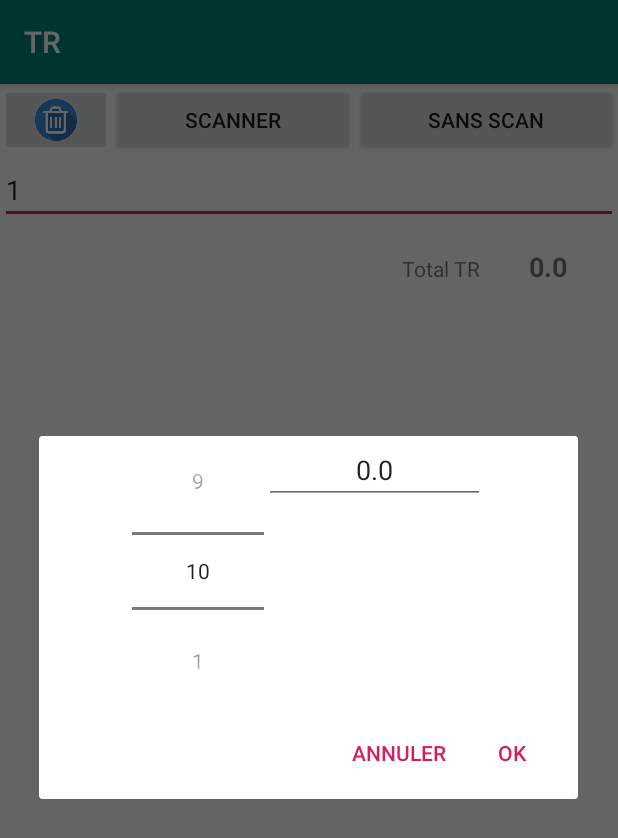
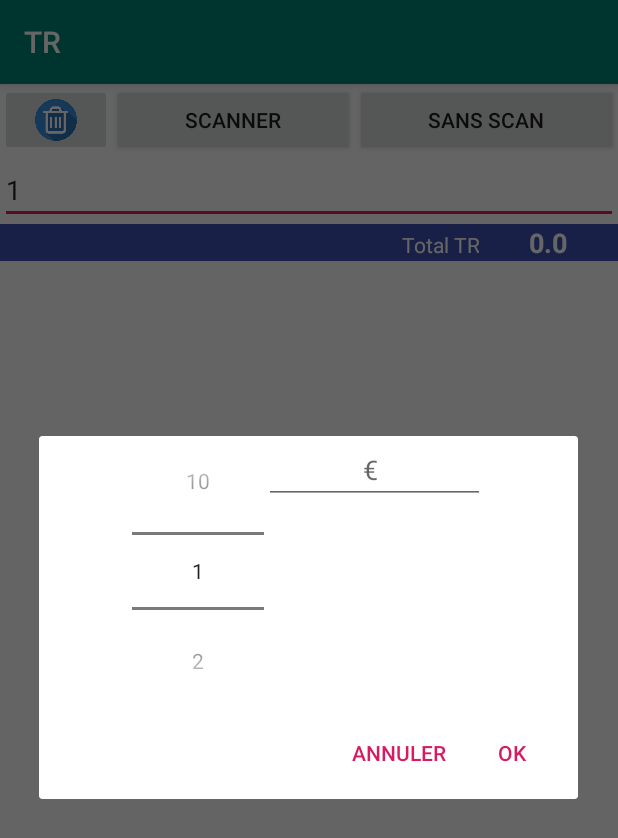
Before and after one commit to cchaize/TRbase, an Android app: the PanierActivity screen opened directly, with no data from a screen before it, after a tap on "SANS SCAN", on a phone screen of 412 x 824 dp. Shown: the top 838 px of the screen. Run offline under Robolectric (Android 15) with nearby library versions, the phone set to English and light mode, and no system bars; our stand-ins replace Volley.

Commit message:
Affichage "Total TR" en haut du RecyclerView Init quantité à 1 Init prix vide

```diff
--- a/app/build.gradle
+++ b/app/build.gradle
@@ -41,11 +41,11 @@ dependencies {
     implementation 'com.android.support:appcompat-v7:'
     implementation 'com.android.support:recyclerview-v7:'
     implementation 'com.android.volley:volley:1.1.0'
-    implementation 'com.android.support.constraint:constraint-layout:1.1.3'
+    implementation 'androidx.constraintlayout:constraintlayout:1.1.3'
     implementation 'com.android.support:support-v4:'
     testImplementation 'junit:junit:4.12'
     androidTestImplementation 'androidx.test:runner:1.2.0'
     androidTestImplementation 'androidx.test.espresso:espresso-core:3.2.0'
-    implementation 'com.android.support:design:29'
+    implementation 'com.google.android.material:material:1.0.0'
     implementation 'com.google.code.gson:gson:2.8.6'
 }
--- a/app/src/main/java/com/chaize/tr/outils/DbHelper.java
+++ b/app/src/main/java/com/chaize/tr/outils/DbHelper.java
@@ -343,7 +343,7 @@ public class DbHelper extends SQLiteOpenHelper {
 
         Cursor cursor = dbHelper.readTousProduitsFromLocalDatabase(database);
 
-        while (cursor.moveToNext()) {
+        while (cursor!=null && cursor.moveToNext()) {
             int sync_status = cursor.getInt(cursor.getColumnIndex((DbContract.PRD_SYNC)));
             if (sync_status == DbContract.SYNC_STATUS_FAILED || force==1) {
                 final String code = cursor.getString(cursor.getColumnIndex(DbContract.PRD_CODE));
@@ -391,7 +391,8 @@ public class DbHelper extends SQLiteOpenHelper {
                 MySingleton.getInstance(context).addToRequestQueue(stringRequest);
             }
         }
-        cursor.close();
+        if (cursor!=null)
+                cursor.close();
         //dbHelper.close();
 
     }
--- a/app/src/main/java/com/chaize/tr/vue/EditPrix.java
+++ b/app/src/main/java/com/chaize/tr/vue/EditPrix.java
@@ -44,9 +44,11 @@ public class EditPrix extends androidx.appcompat.widget.AppCompatEditText {
         this.setFilters(new InputFilter[]{new DigitsInputFilter(MAX_INT, MAX_DECIMAL, 1000)});
     }
     public Float getPrix() {
+        Float prix = 0.0f;
         String str = this.getText().toString();
         String cleanString = str.replaceAll("[^0-9?!\\.]", "");
-        Float prix = new Float(cleanString);
+        if (!str.equals(""))
+             prix = new Float(cleanString);
         return prix;
     }
 
--- a/app/src/main/java/com/chaize/tr/vue/PanierActivity.java
+++ b/app/src/main/java/com/chaize/tr/vue/PanierActivity.java
@@ -162,7 +162,7 @@ public class PanierActivity extends AppCompatActivity {
     }
 
     public void demanderPrix(String code) {
-        demanderPrix(code, 0.0f, 0);
+        demanderPrix(code, 0, 1);
     }
 
     public void demanderPrix(String code, float prix, int quantite) {
@@ -185,7 +185,10 @@ public class PanierActivity extends AppCompatActivity {
                 DbHelper dbHelper = new DbHelper(PanierActivity.this);
                 int seqMagasin = Controle.getInstance(PanierActivity.this).getMagasin().getSequence();
                 Produit produit = dbHelper.readProduitFromLocalDatabase(code, seqMagasin, dbHelper.getReadableDatabase());
-                editPrix.setText(String.valueOf(produit.getPrix()));
+                if (produit.getPrix()==0.0f)
+                    editPrix.setText("");
+                else
+                    editPrix.setText(String.valueOf(produit.getPrix()));
                 dbHelper.close();
             } else {
                 editPrix.setText(String.valueOf(prix));
--- a/app/src/main/res/layout/activity_panier.xml
+++ b/app/src/main/res/layout/activity_panier.xml
@@ -51,18 +51,10 @@
             android:layout_height="wrap_content"
             android:text="1" />
 
-        <androidx.recyclerview.widget.RecyclerView
-            android:id="@+id/panierRecyclerView"
-            android:scrollbars="vertical"
-            android:layout_width="match_parent"
-            android:layout_height="wrap_content"
-            android:layout_margin="8dp">
-
-        </androidx.recyclerview.widget.RecyclerView>
-
         <LinearLayout
             android:layout_width="match_parent"
             android:layout_height="wrap_content"
+            android:background="#3F51B5"
             android:orientation="horizontal"
             android:weightSum="5">
 
@@ -72,7 +64,8 @@
                 android:layout_height="wrap_content"
                 android:layout_weight="4"
                 android:gravity="right"
-                android:text="Total TR" />
+                android:text="Total TR"
+                android:textColor="@android:color/white" />
 
             <TextView
                 android:id="@+id/txtTotalTR"
@@ -81,9 +74,19 @@
                 android:layout_weight="1"
                 android:gravity="center"
                 android:text="0.0"
+                android:textColor="@android:color/white"
                 android:textSize="18sp"
                 android:textStyle="bold" />
         </LinearLayout>
-    </LinearLayout>
+        <androidx.recyclerview.widget.RecyclerView
+            android:id="@+id/panierRecyclerView"
+            android:layout_width="match_parent"
+            android:layout_height="fill_parent"
+            android:layout_margin="8dp"
+            android:scrollbars="vertical">
+
+        </androidx.recyclerview.widget.RecyclerView>
+
+   </LinearLayout>
 
 </androidx.constraintlayout.widget.ConstraintLayout>
```
